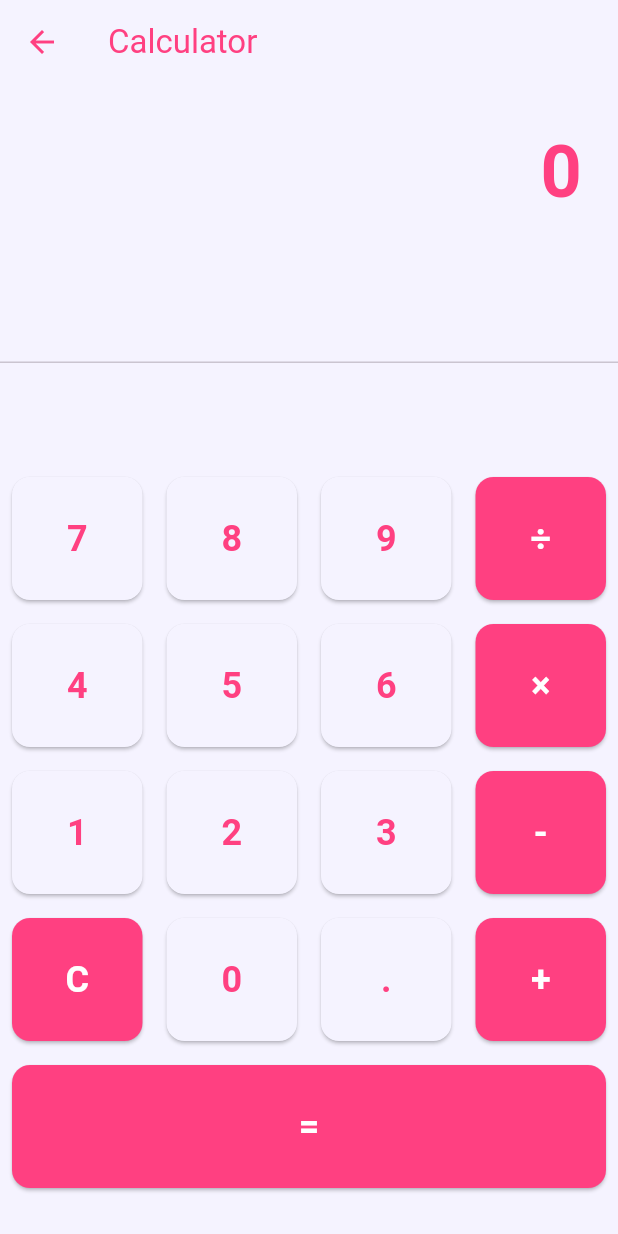
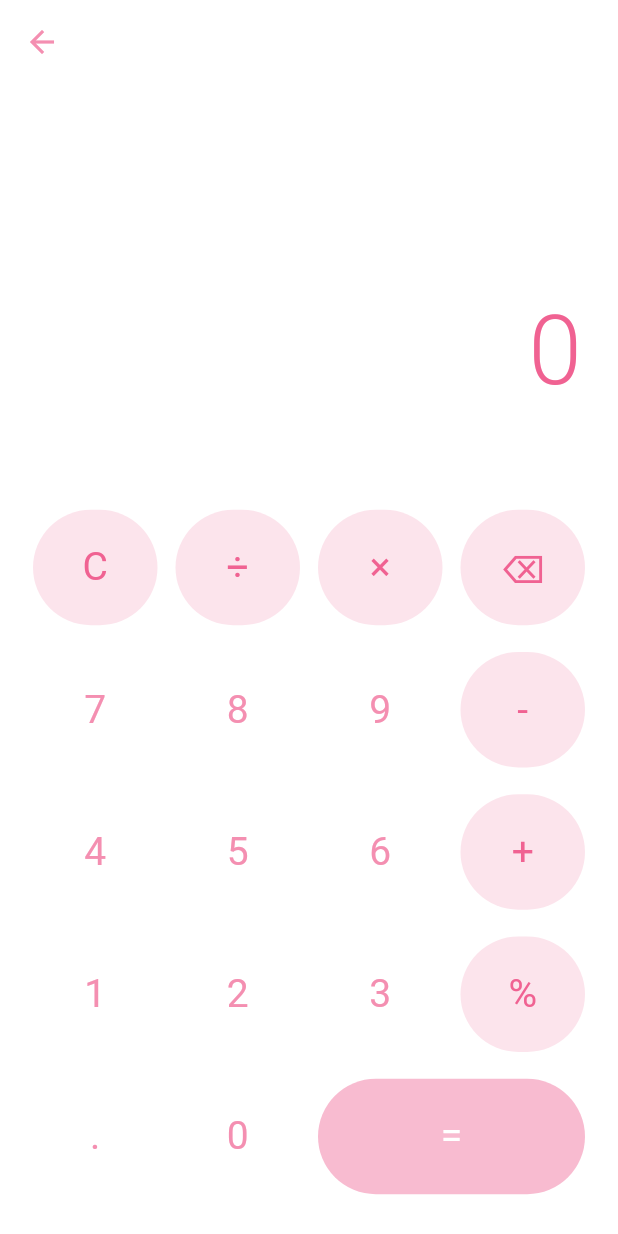
Before and after one commit to FigoRazzan/FrosthubAPP, a Flutter app: the Calculator screen opened directly, on a phone screen of 412 x 824 dp. Run offline on Flutter 3.47's test engine with Material 3 defaults, Android fonts, the phone set to English and light mode, and no system bars; our stand-ins replace curved_navigation_bar, loading_animation_widget.

Commit message:
Update UI Calculator

```diff
--- a/lib/screens/calculator.dart
+++ b/lib/screens/calculator.dart
@@ -59,25 +59,25 @@ class _CalculatorState extends State<Calculator> {
     setState(() {});
   }
 
-  Widget buildButton(String buttonText, {Color? color, Color? textColor}) {
+  Widget buildButton(String buttonText, {bool isOperator = false}) {
     return Expanded(
       child: Container(
-        margin: EdgeInsets.all(8.0),
-        child: ElevatedButton(
-          style: ElevatedButton.styleFrom(
-            backgroundColor: color ?? Color(0xFFF5F3FF),
-            padding: EdgeInsets.all(24.0),
+        margin: EdgeInsets.all(6.0),
+        child: TextButton(
+          style: TextButton.styleFrom(
+            padding: EdgeInsets.all(20.0),
             shape: RoundedRectangleBorder(
-              borderRadius: BorderRadius.circular(12.0),
+              borderRadius: BorderRadius.circular(50.0),
             ),
+            backgroundColor: isOperator ? Colors.pink[50] : Colors.white,
           ),
           onPressed: () => buttonPressed(buttonText),
           child: Text(
             buttonText,
             style: TextStyle(
-              fontSize: 24.0,
-              fontWeight: FontWeight.bold,
-              color: textColor ?? Colors.pinkAccent,
+              fontSize: 26.0,
+              fontWeight: FontWeight.w400,
+              color: isOperator ? Colors.pink[300] : Colors.pink[200],
             ),
           ),
         ),
@@ -88,44 +88,54 @@ class _CalculatorState extends State<Calculator> {
   @override
   Widget build(BuildContext context) {
     return Scaffold(
-      backgroundColor: Color(0xFFF5F3FF),
+      backgroundColor: Colors.white,
       appBar: AppBar(
         leading: IconButton(
-          icon: Icon(Icons.arrow_back, color: Colors.pinkAccent),
+          icon: Icon(Icons.arrow_back, color: Colors.pink[200]),
           onPressed: () => Navigator.pop(context),
         ),
-        title: Text(
-          'Calculator',
-          style: TextStyle(color: Colors.pinkAccent),
-        ),
-        backgroundColor: Color(0xFFF5F3FF),
+        backgroundColor: Colors.white,
         elevation: 0,
       ),
       body: SafeArea(
         child: Column(
           children: <Widget>[
-            Container(
-              padding: EdgeInsets.all(24.0),
+            Expanded(
+              flex: 2,
+              child: Container(
+                padding: EdgeInsets.symmetric(horizontal: 24.0, vertical: 32.0),
                 alignment: Alignment.bottomRight,
                 child: Text(
                   _output,
                   style: TextStyle(
-                  fontSize: 48.0,
-                  fontWeight: FontWeight.bold,
-                  color: Colors.pinkAccent,
+                    fontSize: 64.0,
+                    fontWeight: FontWeight.w300,
+                    color: Colors.pink[300],
                   ),
                 ),
               ),
-            Expanded(child: Divider()),
-            Column(
+            ),
+            Expanded(
+              flex: 4,
+              child: Container(
+                padding: EdgeInsets.all(16.0),
+                child: Column(
+                  mainAxisAlignment: MainAxisAlignment.spaceEvenly,
                   children: <Widget>[
+                    Row(
+                      children: <Widget>[
+                        buildButton("C", isOperator: true),
+                        buildButton("÷", isOperator: true),
+                        buildButton("×", isOperator: true),
+                        buildButton("⌫", isOperator: true),
+                      ],
+                    ),
                     Row(
                       children: <Widget>[
                         buildButton("7"),
                         buildButton("8"),
                         buildButton("9"),
-                    buildButton("÷",
-                        color: Colors.pinkAccent, textColor: Colors.white),
+                        buildButton("-", isOperator: true),
                       ],
                     ),
                     Row(
@@ -133,8 +143,7 @@ class _CalculatorState extends State<Calculator> {
                         buildButton("4"),
                         buildButton("5"),
                         buildButton("6"),
-                    buildButton("×",
-                        color: Colors.pinkAccent, textColor: Colors.white),
+                        buildButton("+", isOperator: true),
                       ],
                     ),
                     Row(
@@ -142,29 +151,43 @@ class _CalculatorState extends State<Calculator> {
                         buildButton("1"),
                         buildButton("2"),
                         buildButton("3"),
-                    buildButton("-",
-                        color: Colors.pinkAccent, textColor: Colors.white),
+                        buildButton("%", isOperator: true),
                       ],
                     ),
                     Row(
                       children: <Widget>[
-                    buildButton("C",
-                        color: Colors.pinkAccent, textColor: Colors.white),
+                        buildButton("."),
                         buildButton("0"),
-                    buildButton("."),
-                    buildButton("+",
-                        color: Colors.pinkAccent, textColor: Colors.white),
-                  ],
+                        Expanded(
+                          flex: 2,
+                          child: Container(
+                            margin: EdgeInsets.all(6.0),
+                            child: TextButton(
+                              style: TextButton.styleFrom(
+                                padding: EdgeInsets.all(20.0),
+                                shape: RoundedRectangleBorder(
+                                  borderRadius: BorderRadius.circular(50.0),
                                 ),
-                Row(
-                  children: <Widget>[
-                    buildButton("=",
-                        color: Colors.pinkAccent, textColor: Colors.white),
+                                backgroundColor: Colors.pink[100],
+                              ),
+                              onPressed: () => buttonPressed("="),
+                              child: Text(
+                                "=",
+                                style: TextStyle(
+                                  fontSize: 26.0,
+                                  fontWeight: FontWeight.w400,
+                                  color: Colors.white,
+                                ),
+                              ),
+                            ),
+                          ),
+                        ),
                       ],
                     ),
                   ],
                 ),
-            SizedBox(height: 24),
+              ),
+            ),
           ],
         ),
       ),
```
Lines whose indentation alone changed are shown as unchanged.
